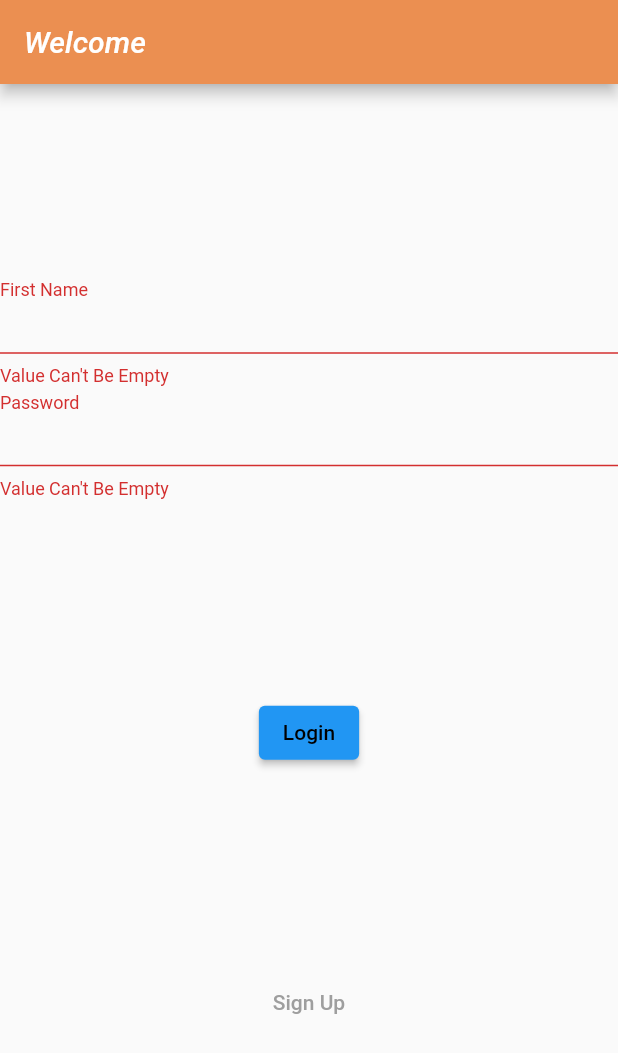
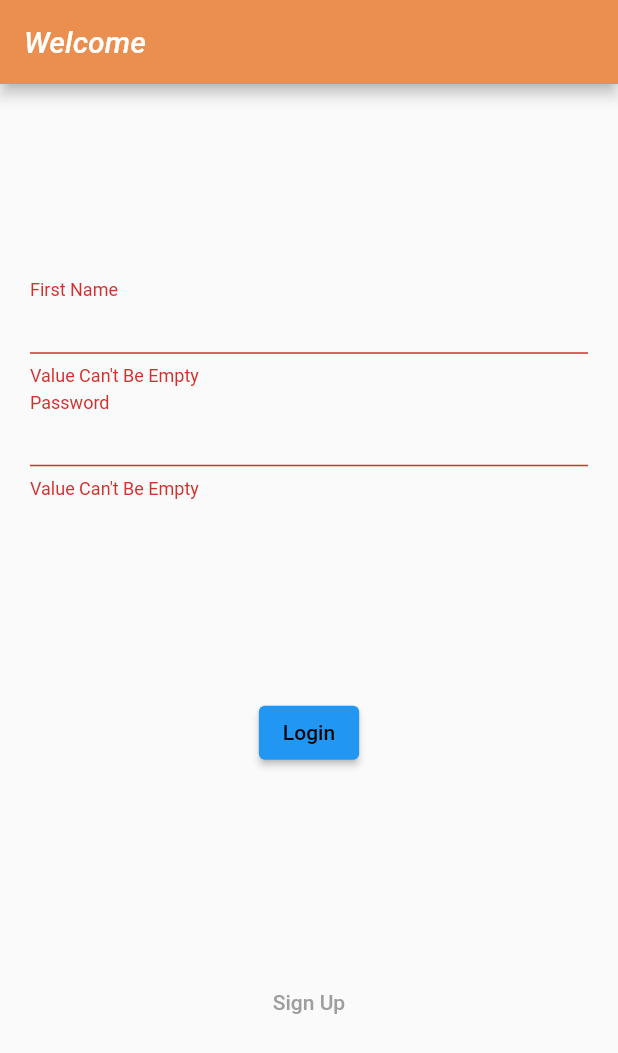
Before and after one commit to RoyAvidar/Flutter_Nestjs, a Flutter app: the screen it shows after launch, after a tap on "Login", on a phone screen of 412 x 824 dp. Shown: the top 1053 px of the screen. Run offline on Flutter 3.47's test engine with Material 2 defaults, Android fonts, the phone set to English and light mode, and no system bars; our stand-ins replace adaptive_theme, flutter_settings_screens, graphql_flutter, image_picker, shared_preferences; missing offline and left inert: pay; network calls fail.

```diff
--- a/lib/screens/auth_screen.dart
+++ b/lib/screens/auth_screen.dart
@@ -200,7 +200,9 @@ class _AuthScreenState extends State<AuthScreen> {
               duration: const Duration(milliseconds: 200),
               firstChild: Column(
                 children: [
-                  TextField(
+                  Padding(
+                    padding: EdgeInsets.only(left: 20, right: 20),
+                    child: TextField(
                       obscureText: false,
                       decoration: InputDecoration(
                         floatingLabelBehavior: FloatingLabelBehavior.always,
@@ -210,8 +212,11 @@ class _AuthScreenState extends State<AuthScreen> {
                       ),
                       controller: userNameController,
                     ),
+                  ),
                   SizedBox(height: 5),
-                  TextField(
+                  Padding(
+                    padding: EdgeInsets.only(left: 20, right: 20),
+                    child: TextField(
                       obscureText: true,
                       decoration: InputDecoration(
                         floatingLabelBehavior: FloatingLabelBehavior.always,
@@ -221,12 +226,15 @@ class _AuthScreenState extends State<AuthScreen> {
                       ),
                       controller: userPassController,
                     ),
+                  ),
                 ],
               ),
               secondChild: Column(
                 mainAxisAlignment: MainAxisAlignment.spaceBetween,
                 children: [
-                  TextField(
+                  Padding(
+                    padding: EdgeInsets.only(left: 10, right: 10),
+                    child: TextField(
                       obscureText: false,
                       textInputAction: TextInputAction.next,
                       decoration: InputDecoration(
@@ -237,8 +245,11 @@ class _AuthScreenState extends State<AuthScreen> {
                       ),
                       controller: userNameController,
                     ),
+                  ),
                   SizedBox(height: 4),
-                  TextField(
+                  Padding(
+                    padding: EdgeInsets.only(left: 10, right: 10),
+                    child: TextField(
                       obscureText: false,
                       textInputAction: TextInputAction.next,
                       decoration: InputDecoration(
@@ -249,8 +260,11 @@ class _AuthScreenState extends State<AuthScreen> {
                       ),
                       controller: userLastNameController,
                     ),
+                  ),
                   SizedBox(height: 4),
-                  TextField(
+                  Padding(
+                    padding: EdgeInsets.only(left: 10, right: 10),
+                    child: TextField(
                       obscureText: false,
                       textInputAction: TextInputAction.next,
                       decoration: InputDecoration(
@@ -261,8 +275,11 @@ class _AuthScreenState extends State<AuthScreen> {
                       ),
                       controller: userEmailController,
                     ),
+                  ),
                   SizedBox(height: 4),
-                  TextField(
+                  Padding(
+                    padding: EdgeInsets.only(left: 10, right: 10),
+                    child: TextField(
                       obscureText: true,
                       textInputAction: TextInputAction.next,
                       decoration: InputDecoration(
@@ -273,8 +290,11 @@ class _AuthScreenState extends State<AuthScreen> {
                       ),
                       controller: userPassController,
                     ),
+                  ),
                   SizedBox(height: 4),
-                  TextField(
+                  Padding(
+                    padding: EdgeInsets.only(left: 10, right: 10),
+                    child: TextField(
                       obscureText: _showPassword,
                       textInputAction: TextInputAction.next,
                       decoration: InputDecoration(
@@ -293,8 +313,11 @@ class _AuthScreenState extends State<AuthScreen> {
                       ),
                       controller: validatePassController,
                     ),
+                  ),
                   SizedBox(height: 4),
-                  TextField(
+                  Padding(
+                    padding: EdgeInsets.only(left: 10, right: 10),
+                    child: TextField(
                       obscureText: false,
                       textInputAction: TextInputAction.done,
                       keyboardType: TextInputType.number,
@@ -304,6 +327,7 @@ class _AuthScreenState extends State<AuthScreen> {
                         labelText: 'Phone Number',
                       ),
                       controller: userPhoneController,
+                    ),
                   ),
                 ],
               ),
--- a/lib/screens/confirm_order_screen.dart
+++ b/lib/screens/confirm_order_screen.dart
@@ -201,7 +201,7 @@ class _ConfirmOrderScreenState extends State<ConfirmOrderScreen> {
             ),
             child: Text('Order Details'),
           ),
-          Text("Order #" + order!.id!),
+          order == null ? Text("Order #" + order!.id!) : Container(),
           SizedBox(height: 110),
           Container(
             child: ElevatedButton(
```
Also changed, not shown: lib/main.dart (+11 -2 lines), lib/screens/payment_screen.dart (+41 -3 lines), 1 other file. Lines whose indentation alone changed are shown as unchanged.
